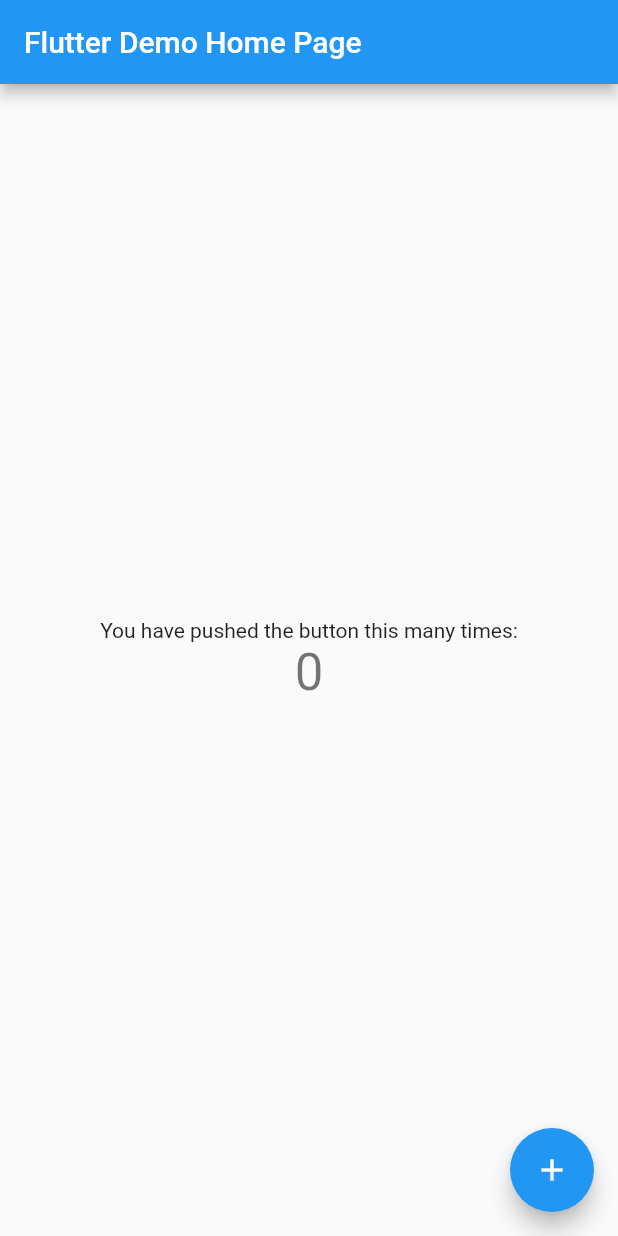
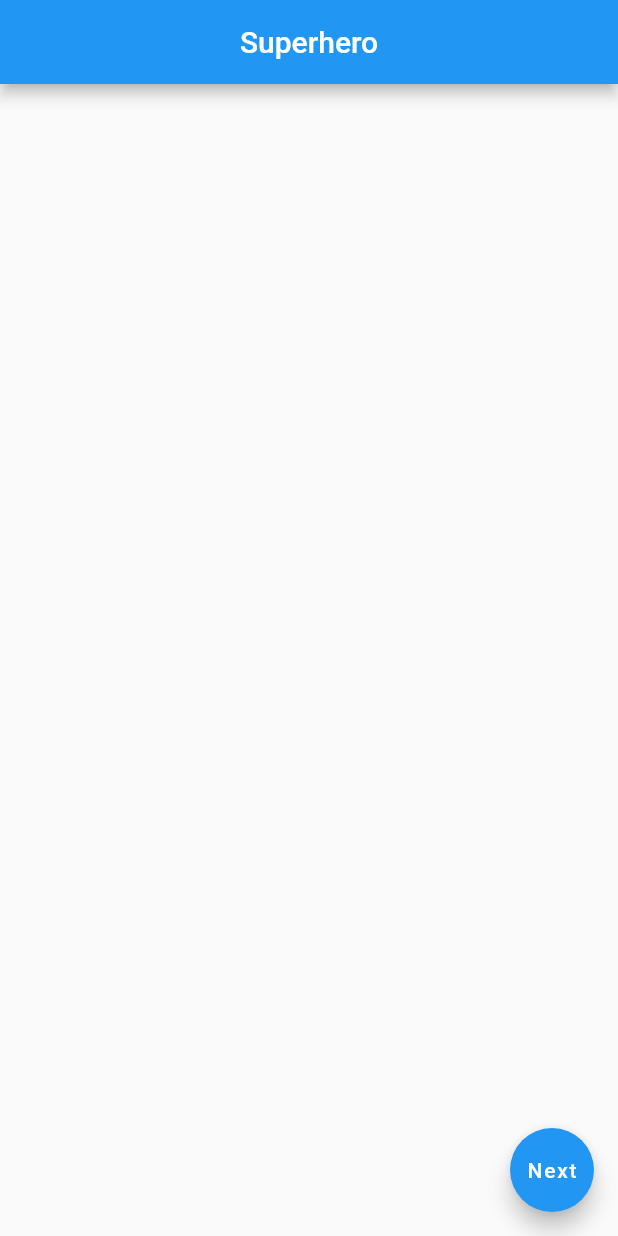
Before and after one commit to joinsigma/flutter-starter-templates, a Flutter app: the screen it shows after launch, on a phone screen of 412 x 824 dp. Run offline on Flutter 3.47's test engine with Material 2 defaults, Android fonts, the phone set to English and light mode, and no system bars.

Commit message:
feat: added starter template for module_1 assignment_2

```diff
--- a/module_1/assignment_2/my_superhero/lib/main.dart
+++ b/module_1/assignment_2/my_superhero/lib/main.dart
@@ -1,115 +1,69 @@
 import 'package:flutter/material.dart';
 
 void main() {
-  runApp(const MyApp());
+  runApp(
+    MaterialApp(
+      title: 'My Superhero',
+      theme: ThemeData(
+        primarySwatch: Colors.blue,
+      ),
+      debugShowCheckedModeBanner: false,
+      home: const HomePage(),
+    ),
+  );
 }
 
-class MyApp extends StatelessWidget {
-  const MyApp({Key? key}) : super(key: key);
+class HomePage extends StatefulWidget {
+  const HomePage({Key? key}) : super(key: key);
 
-  // This widget is the root of your application.
+  @override
+  State<HomePage> createState() => _HomePageState();
+}
+
+class _HomePageState extends State<HomePage> {
+  /**
+   * Todo:
+   *  - Given a list of superhero, define a counter for indexing later.
+   *
+   * Hint:
+   *  - counter should be int, and be initialized to 0
+   */
+
   @override
   Widget build(BuildContext context) {
-    return MaterialApp(
-      title: 'Flutter Demo',
-      theme: ThemeData(
-        // This is the theme of your application.
-        //
-        // Try running your application with "flutter run". You'll see the
-        // application has a blue toolbar. Then, without quitting the app, try
-        // changing the primarySwatch below to Colors.green and then invoke
-        // "hot reload" (press "r" in the console where you ran "flutter run",
-        // or simply save your changes to "hot reload" in a Flutter IDE).
-        // Notice that the counter didn't reset back to zero; the application
-        // is not restarted.
-        primarySwatch: Colors.blue,
+    return Scaffold(
+      appBar: AppBar(
+        title: const Text('Superhero'),
+        centerTitle: true,
       ),
-      home: const MyHomePage(title: 'Flutter Demo Home Page'),
+
+      /**
+       * Todo:
+       *  - place the superhero image in the center of the screen
+       *  - use counter defined previously to access the given superhero list
+       *  - upon tapping on the image, a second screen should be displayed with superhero name in AppBar and image in the center of the screen
+       *
+       * Hint:
+       *  - Center() widget places its child at the center of the given space
+       *  - GestureDetector() offers 'onTap' property which triggers a function when its child is clicked
+       *  - Navigator.push(context, route) helps in screens switching.
+       *  - Second screen displays superhero name at AppBar, image at the center of body
+       */
+      body: Container(),
+      floatingActionButton: FloatingActionButton(
+        child: const Text('Next'),
+        onPressed: () {
+          /**
+           * Todo:
+           *  - write a function that shows next superhero upon clicking on 'Next' FAB
+           *
+           * Hint:
+           *  - setState((){}) can be used to trigger the rebuild of the widget tree
+           *  - update the counter so that next superhero will be displayed
+           *  - at the end of list, reset the counter so that first superhero will be redisplayed
+           */
+        },
+      ),
     );
   }
 }
-
-class MyHomePage extends StatefulWidget {
-  const MyHomePage({Key? key, required this.title}) : super(key: key);
-
-  // This widget is the home page of your application. It is stateful, meaning
-  // that it has a State object (defined below) that contains fields that affect
-  // how it looks.
-
-  // This class is the configuration for the state. It holds the values (in this
-  // case the title) provided by the parent (in this case the App widget) and
-  // used by the build method of the State. Fields in a Widget subclass are
-  // always marked "final".
-
-  final String title;
-
-  @override
-  State<MyHomePage> createState() => _MyHomePageState();
-}
-
-class _MyHomePageState extends State<MyHomePage> {
-  int _counter = 0;
-
-  void _incrementCounter() {
-    setState(() {
-      // This call to setState tells the Flutter framework that something has
-      // changed in this State, which causes it to rerun the build method below
-      // so that the display can reflect the updated values. If we changed
-      // _counter without calling setState(), then the build method would not be
-      // called again, and so nothing would appear to happen.
-      _counter++;
-    });
-  }
-
-  @override
-  Widget build(BuildContext context) {
-    // This method is rerun every time setState is called, for instance as done
-    // by the _incrementCounter method above.
-    //
-    // The Flutter framework has been optimized to make rerunning build methods
-    // fast, so that you can just rebuild anything that needs updating rather
-    // than having to individually change instances of widgets.
-    return Scaffold(
-      appBar: AppBar(
-        // Here we take the value from the MyHomePage object that was created by
-        // the App.build method, and use it to set our appbar title.
-        title: Text(widget.title),
-      ),
-      body: Center(
-        // Center is a layout widget. It takes a single child and positions it
-        // in the middle of the parent.
-        child: Column(
-          // Column is also a layout widget. It takes a list of children and
-          // arranges them vertically. By default, it sizes itself to fit its
-          // children horizontally, and tries to be as tall as its parent.
-          //
-          // Invoke "debug painting" (press "p" in the console, choose the
-          // "Toggle Debug Paint" action from the Flutter Inspector in Android
-          // Studio, or the "Toggle Debug Paint" command in Visual Studio Code)
-          // to see the wireframe for each widget.
-          //
-          // Column has various properties to control how it sizes itself and
-          // how it positions its children. Here we use mainAxisAlignment to
-          // center the children vertically; the main axis here is the vertical
-          // axis because Columns are vertical (the cross axis would be
-          // horizontal).
-          mainAxisAlignment: MainAxisAlignment.center,
-          children: <Widget>[
-            const Text(
-              'You have pushed the button this many times:',
-            ),
-            Text(
-              '$_counter',
-              style: Theme.of(context).textTheme.headline4,
-            ),
-          ],
-        ),
-      ),
-      floatingActionButton: FloatingActionButton(
-        onPressed: _incrementCounter,
-        tooltip: 'Increment',
-        child: const Icon(Icons.add),
-      ), // This trailing comma makes auto-formatting nicer for build methods.
-    );
-  }
-}
```
Also changed, not shown: module_1/assignment_2/my_superhero/lib/superhero_data.dart (added, +28 -0 lines).
